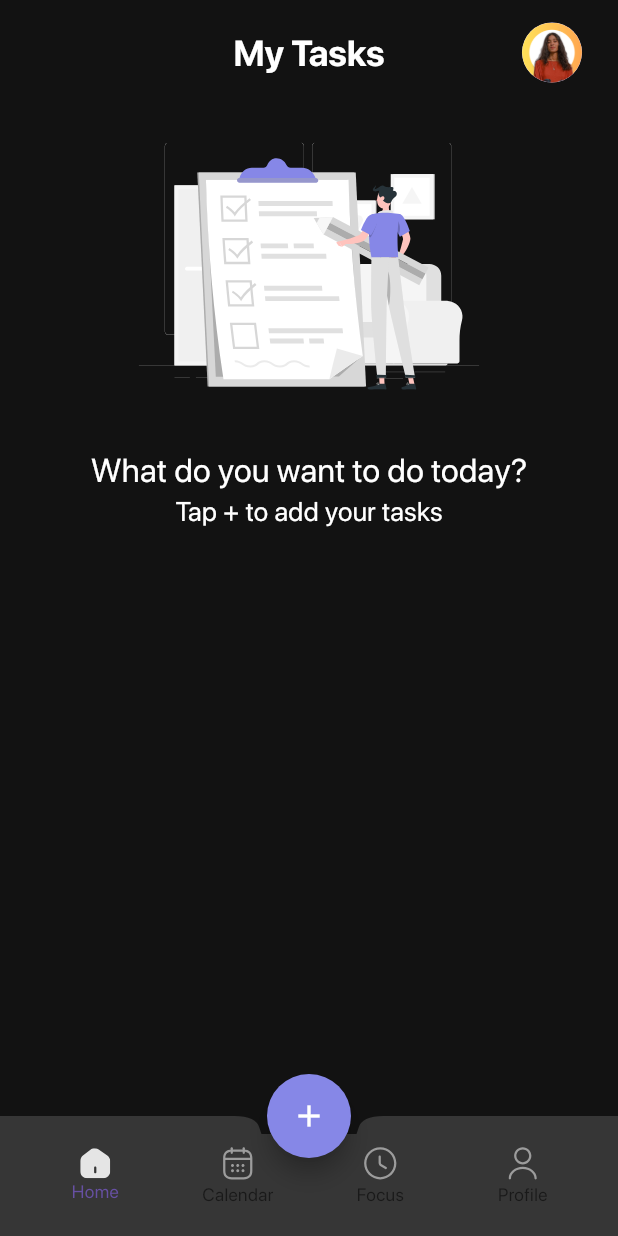
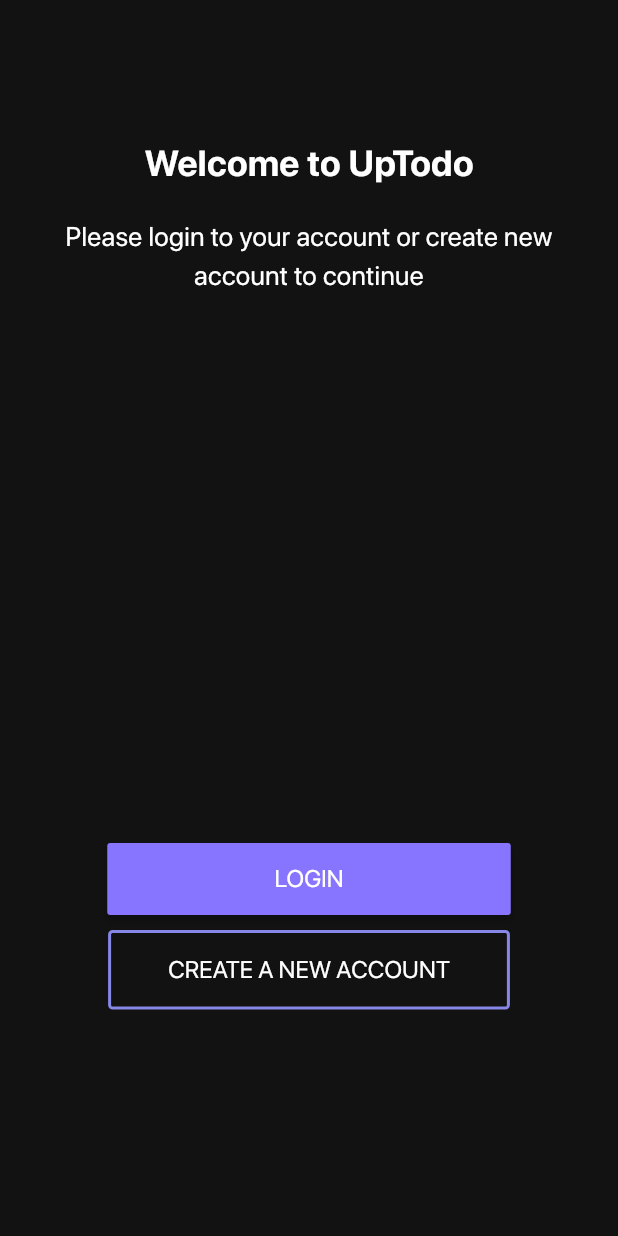
Before and after one commit to farzask/todolist, a Flutter app: the screen it shows after launch, on a phone screen of 412 x 824 dp. Run offline on Flutter 3.47's test engine with Material 3 defaults, Android fonts, the phone set to English and light mode, and no system bars; our stand-ins replace flutter_svg.

Commit message:
pages added

```diff
--- a/lib/main.dart
+++ b/lib/main.dart
@@ -1,5 +1,7 @@
 import 'package:flutter/material.dart';
-import 'package:uptodo/pages/home.dart';
+import 'package:uptodo/pages/intropage.dart';
+// import 'package:uptodo/pages/home.dart';
+// import 'package:uptodo/pages/sign_in_page.dart';
 
 void main() {
   runApp(const MyApp());
@@ -16,7 +18,7 @@ class MyApp extends StatelessWidget {
       theme: ThemeData(
         fontFamily: 'SF Pro Display',
       ),
-      home: const HomePage(),
+      home: const Intropage(),
     );
   }
 }
--- a/lib/models/textmodel.dart
+++ b/lib/models/textmodel.dart
@@ -19,6 +19,18 @@ class TextModel {
     fontWeight: FontWeight.w200,
   );
 
+  static TextStyle light = const TextStyle(
+    fontSize: 16,
+    color: Colors.white,
+    fontWeight: FontWeight.w200,
+  );
+
+  static TextStyle hintText = const TextStyle(
+    fontSize: 16,
+    color: Color(0xff979797),
+    fontWeight: FontWeight.w200,
+  );
+
   static TextStyle selectedLabel = const TextStyle(
     fontSize: 12,
     color: Colors.white,
--- a/lib/pages/home.dart
+++ b/lib/pages/home.dart
@@ -1,4 +1,5 @@
 import 'package:flutter/material.dart';
+
 import 'package:flutter_svg/flutter_svg.dart';
 import 'package:uptodo/models/textmodel.dart';
 
@@ -9,9 +10,9 @@ class HomePage extends StatefulWidget {
   State<HomePage> createState() => _HomePageState();
 }
 
-class _HomePageState extends State<HomePage> {
 int _selectedIndex = 0;
 
+class _HomePageState extends State<HomePage> {
   @override
   Widget build(BuildContext context) {
     return Scaffold(
@@ -19,10 +20,14 @@ class _HomePageState extends State<HomePage> {
       appBar: appbar(),
       body: SafeArea(
         child: SingleChildScrollView(
+          child: SizedBox(
+            height: MediaQuery.of(context).size.height,
+            width: MediaQuery.of(context).size.width,
             child: Column(
               children: [
                 noTasks(),
               ],
+            ),
           ),
         ),
       ),
@@ -36,55 +41,50 @@ class _HomePageState extends State<HomePage> {
         ),
       ),
       floatingActionButtonLocation: FloatingActionButtonLocation.centerDocked,
-      bottomNavigationBar: bottomNavBar(),
+      bottomNavigationBar: BottomAppBar(
+        color: const Color(0xff363636),
+        shape: const CircularNotchedRectangle(),
+        notchMargin: 6.0,
+        child: Row(
+          mainAxisAlignment: MainAxisAlignment.spaceAround,
+          children: [
+            buildNavBar('assets/icons/home.svg', 'Home', 0),
+            buildNavBar('assets/icons/calendar.svg', 'Calendar', 1),
+            const SizedBox(
+              width: 30,
+            ),
+            buildNavBar('assets/icons/clock.svg', 'Focus', 2),
+            buildNavBar('assets/icons/user.svg', 'Profile', 3),
+          ],
+        ),
+      ),
     );
   }
 
-  BottomAppBar bottomNavBar() {
-    return BottomAppBar(
-      color: const Color(0xff363636),
-      shape: const CircularNotchedRectangle(),
-      notchMargin: 6.0,
-      child: BottomNavigationBar(
-        elevation: 0.0,
-        backgroundColor: const Color(0xff363636),
-        type: BottomNavigationBarType.fixed,
-        currentIndex: _selectedIndex,
-        onTap: (index) {
+  Widget buildNavBar(String iconPath, String name, int index) {
+    return InkWell(
+      onTap: () {
         setState(() {
           _selectedIndex = index;
         });
       },
-        selectedLabelStyle: TextModel.selectedLabel,
-        unselectedLabelStyle: TextModel.unselectedLabel,
-        items: [
-          BottomNavigationBarItem(
-            icon: SvgPicture.asset(
-              'assets/icons/home.svg',
-              color: _selectedIndex == 0 ? Colors.white : Colors.grey,
+      splashColor: Colors.transparent,
+      highlightColor: Colors.transparent,
+      child: Column(
+        mainAxisAlignment: MainAxisAlignment.center,
+        children: [
+          SvgPicture.asset(
+            iconPath,
+            colorFilter: ColorFilter.mode(
+              _selectedIndex == index ? Colors.white : Colors.grey,
+              BlendMode.srcIn,
             ),
-            label: 'Home',
           ),
-          BottomNavigationBarItem(
-            icon: SvgPicture.asset(
-              'assets/icons/calendar.svg',
-              color: _selectedIndex == 1 ? Colors.white : Colors.grey,
-            ),
-            label: 'Calendar',
-          ),
-          BottomNavigationBarItem(
-            icon: SvgPicture.asset(
-              'assets/icons/clock.svg',
-              color: _selectedIndex == 2 ? Colors.white : Colors.grey,
-            ),
-            label: 'Focus',
-          ),
-          BottomNavigationBarItem(
-            icon: SvgPicture.asset(
-              'assets/icons/user.svg',
-              color: _selectedIndex == 3 ? Colors.white : Colors.grey,
-            ),
-            label: 'Profile',
+          Text(
+            name,
+            style: _selectedIndex == index
+                ? TextModel.selectedLabel
+                : TextModel.unselectedLabel,
           ),
         ],
       ),
@@ -94,6 +94,7 @@ class _HomePageState extends State<HomePage> {
   SizedBox noTasks() {
     return SizedBox(
       width: 500,
+      height: 500,
       child: Column(
         mainAxisAlignment: MainAxisAlignment.center,
         children: [
--- /dev/null
+++ b/lib/pages/intropage.dart
@@ -0,0 +1,99 @@
+import 'package:flutter/material.dart';
+import 'package:uptodo/models/textmodel.dart';
+import 'package:uptodo/pages/login.dart';
+import 'package:uptodo/pages/sign_in_page.dart';
+
+class Intropage extends StatefulWidget {
+  const Intropage({super.key});
+
+  @override
+  State<Intropage> createState() => _IntropageState();
+}
+
+class _IntropageState extends State<Intropage> {
+  @override
+  Widget build(BuildContext context) {
+    return Scaffold(
+      backgroundColor: const Color(0xff121212),
+      appBar: AppBar(
+        backgroundColor: const Color(0xff121212),
+      ),
+      body: SafeArea(
+        child: SingleChildScrollView(
+          child: Column(
+            mainAxisAlignment: MainAxisAlignment.center,
+            children: [
+              const SizedBox(
+                height: 35,
+              ),
+              Text(
+                'Welcome to UpTodo',
+                style: TextModel.mainheading,
+              ),
+              const SizedBox(height: 20),
+              Padding(
+                padding: const EdgeInsets.only(left: 20.0, right: 20),
+                child: Text(
+                  'Please login to your account or create new account to continue',
+                  softWrap: true,
+                  style: TextModel.body,
+                  textAlign: TextAlign.center,
+                ),
+              ),
+              const SizedBox(
+                height: 365,
+              ),
+              //login button
+              MaterialButton(
+                onPressed: () {
+                  Navigator.push(
+                    context,
+                    MaterialPageRoute(
+                      builder: (context) => const LoginPage(),
+                    ),
+                  );
+                },
+                height: 48,
+                minWidth: 269,
+                color: const Color(0xff8875FF),
+                child: Text(
+                  'LOGIN',
+                  style: TextModel.light,
+                ),
+              ),
+              const SizedBox(
+                height: 10,
+              ),
+
+              //sign up button
+              OutlinedButton(
+                onPressed: () {
+                  Navigator.push(
+                    context,
+                    MaterialPageRoute(
+                      builder: (context) => const SignUpPage(),
+                    ),
+                  );
+                },
+                style: OutlinedButton.styleFrom(
+                  side: const BorderSide(
+                      color: Color(0xff8687E7),
+                      width: 2.0), // Border color and thickness
+                  padding: const EdgeInsets.symmetric(
+                      horizontal: 40, vertical: 15), // Padding for the button
+                  shape: RoundedRectangleBorder(
+                    borderRadius: BorderRadius.circular(3), // Rounded corners
+                  ),
+                ),
+                child: Text(
+                  'CREATE A NEW ACCOUNT',
+                  style: TextModel.light,
+                ),
+              ),
+            ],
+          ),
+        ),
+      ),
+    );
+  }
+}
```
Also changed, not shown: lib/pages/login.dart (added, +121 -0 lines), lib/pages/sign_in_page.dart (added, +36 -0 lines). Lines whose indentation alone changed are shown as unchanged.
